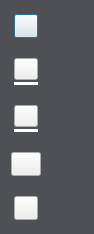
This is SoftTerminal/forms/STWBVToolbar.ui in sunpu/softterminal as Qt 5 draws it before an edit. The edited form follows.
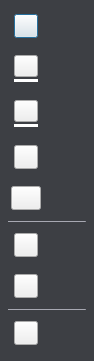
This is the edited form. Icons and pictures are not drawn.

What changed in the file:
```diff
--- a/SoftTerminal/forms/STWBVToolbar.ui
+++ b/SoftTerminal/forms/STWBVToolbar.ui
@@ -7,7 +7,7 @@
     <x>0</x>
     <y>0</y>
     <width>94</width>
-    <height>234</height>
+    <height>361</height>
    </rect>
   </property>
   <property name="maximumSize">
@@ -20,11 +20,11 @@
    <string>STWBVToolbar</string>
   </property>
   <property name="styleSheet">
-   <string notr="true">QDialog{background-color:rgba(61,63,68,0.7);/*border-radius:8px;*/}</string>
+   <string notr="true">QDialog{background-color:rgb(61,63,68);/*border-radius:8px;*/}</string>
   </property>
   <layout class="QVBoxLayout" name="verticalLayout">
    <property name="spacing">
-    <number>8</number>
+    <number>5</number>
    </property>
    <property name="leftMargin">
     <number>8</number>
@@ -221,61 +221,6 @@
      </layout>
     </widget>
    </item>
-   <item>
-    <widget class="QWidget" name="widCloud" native="true">
-     <property name="minimumSize">
-      <size>
-       <width>36</width>
-       <height>36</height>
-      </size>
-     </property>
-     <property name="maximumSize">
-      <size>
-       <width>36</width>
-       <height>36</height>
-      </size>
-     </property>
-     <layout class="QVBoxLayout" name="verticalLayout_6">
-      <property name="spacing">
-       <number>0</number>
-      </property>
-      <property name="leftMargin">
-       <number>3</number>
-      </property>
-      <property name="topMargin">
-       <number>6</number>
-      </property>
-      <property name="rightMargin">
-       <number>3</number>
-      </property>
-      <property name="bottomMargin">
-       <number>6</number>
-      </property>
-      <item>
-       <widget class="QPushButton" name="pbCloud">
-        <property name="minimumSize">
-         <size>
-          <width>30</width>
-          <height>24</height>
-         </size>
-        </property>
-        <property name="maximumSize">
-         <size>
-          <width>30</width>
-          <height>24</height>
-         </size>
-        </property>
-        <property name="styleSheet">
-         <string notr="true">border-image: url(:/SoftTerminal/images/cloud_focus.png);</string>
-        </property>
-        <property name="text">
-         <string/>
-        </property>
-       </widget>
-      </item>
-     </layout>
-    </widget>
-   </item>
    <item>
     <widget class="QWidget" name="widDelete" native="true">
      <property name="maximumSize">
@@ -325,6 +270,276 @@
      </layout>
     </widget>
    </item>
+   <item>
+    <widget class="QWidget" name="widCloud" native="true">
+     <property name="minimumSize">
+      <size>
+       <width>36</width>
+       <height>36</height>
+      </size>
+     </property>
+     <property name="maximumSize">
+      <size>
+       <width>36</width>
+       <height>36</height>
+      </size>
+     </property>
+     <layout class="QVBoxLayout" name="verticalLayout_6">
+      <property name="spacing">
+       <number>0</number>
+      </property>
+      <property name="leftMargin">
+       <number>3</number>
+      </property>
+      <property name="topMargin">
+       <number>6</number>
+      </property>
+      <property name="rightMargin">
+       <number>3</number>
+      </property>
+      <property name="bottomMargin">
+       <number>6</number>
+      </property>
+      <item>
+       <widget class="QPushButton" name="pbCloud">
+        <property name="minimumSize">
+         <size>
+          <width>30</width>
+          <height>24</height>
+         </size>
+        </property>
+        <property name="maximumSize">
+         <size>
+          <width>30</width>
+          <height>24</height>
+         </size>
+        </property>
+        <property name="styleSheet">
+         <string notr="true">border-image: url(:/SoftTerminal/images/cloud.png);</string>
+        </property>
+        <property name="text">
+         <string/>
+        </property>
+       </widget>
+      </item>
+     </layout>
+    </widget>
+   </item>
+   <item>
+    <widget class="Line" name="line">
+     <property name="minimumSize">
+      <size>
+       <width>0</width>
+       <height>1</height>
+      </size>
+     </property>
+     <property name="maximumSize">
+      <size>
+       <width>16777215</width>
+       <height>1</height>
+      </size>
+     </property>
+     <property name="styleSheet">
+      <string notr="true">background-color: rgb(145, 146, 155);</string>
+     </property>
+     <property name="frameShadow">
+      <enum>QFrame::Sunken</enum>
+     </property>
+     <property name="lineWidth">
+      <number>1</number>
+     </property>
+     <property name="orientation">
+      <enum>Qt::Horizontal</enum>
+     </property>
+    </widget>
+   </item>
+   <item>
+    <widget class="QWidget" name="widInvite" native="true">
+     <property name="minimumSize">
+      <size>
+       <width>36</width>
+       <height>36</height>
+      </size>
+     </property>
+     <property name="maximumSize">
+      <size>
+       <width>36</width>
+       <height>36</height>
+      </size>
+     </property>
+     <layout class="QVBoxLayout" name="verticalLayout_7">
+      <property name="spacing">
+       <number>0</number>
+      </property>
+      <property name="leftMargin">
+       <number>6</number>
+      </property>
+      <property name="topMargin">
+       <number>6</number>
+      </property>
+      <property name="rightMargin">
+       <number>6</number>
+      </property>
+      <property name="bottomMargin">
+       <number>6</number>
+      </property>
+      <item>
+       <widget class="QPushButton" name="pbInvite">
+        <property name="minimumSize">
+         <size>
+          <width>24</width>
+          <height>24</height>
+         </size>
+        </property>
+        <property name="maximumSize">
+         <size>
+          <width>24</width>
+          <height>24</height>
+         </size>
+        </property>
+        <property name="styleSheet">
+         <string notr="true">border-image: url(:/SoftTerminal/images/invite.png);</string>
+        </property>
+        <property name="text">
+         <string/>
+        </property>
+       </widget>
+      </item>
+     </layout>
+    </widget>
+   </item>
+   <item>
+    <widget class="QWidget" name="widRoster" native="true">
+     <property name="minimumSize">
+      <size>
+       <width>36</width>
+       <height>36</height>
+      </size>
+     </property>
+     <property name="maximumSize">
+      <size>
+       <width>36</width>
+       <height>36</height>
+      </size>
+     </property>
+     <layout class="QVBoxLayout" name="verticalLayout_8">
+      <property name="spacing">
+       <number>0</number>
+      </property>
+      <property name="leftMargin">
+       <number>6</number>
+      </property>
+      <property name="topMargin">
+       <number>6</number>
+      </property>
+      <property name="rightMargin">
+       <number>6</number>
+      </property>
+      <property name="bottomMargin">
+       <number>6</number>
+      </property>
+      <item>
+       <widget class="QPushButton" name="pbRoster">
+        <property name="minimumSize">
+         <size>
+          <width>24</width>
+          <height>24</height>
+         </size>
+        </property>
+        <property name="maximumSize">
+         <size>
+          <width>24</width>
+          <height>24</height>
+         </size>
+        </property>
+        <property name="styleSheet">
+         <string notr="true">border-image: url(:/SoftTerminal/images/roster.png);</string>
+        </property>
+        <property name="text">
+         <string/>
+        </property>
+       </widget>
+      </item>
+     </layout>
+    </widget>
+   </item>
+   <item>
+    <widget class="Line" name="line_2">
+     <property name="minimumSize">
+      <size>
+       <width>0</width>
+       <height>1</height>
+      </size>
+     </property>
+     <property name="maximumSize">
+      <size>
+       <width>16777215</width>
+       <height>1</height>
+      </size>
+     </property>
+     <property name="styleSheet">
+      <string notr="true">background-color: rgb(145, 146, 155);</string>
+     </property>
+     <property name="orientation">
+      <enum>Qt::Horizontal</enum>
+     </property>
+    </widget>
+   </item>
+   <item>
+    <widget class="QWidget" name="widDeleteCourse" native="true">
+     <property name="minimumSize">
+      <size>
+       <width>36</width>
+       <height>36</height>
+      </size>
+     </property>
+     <property name="maximumSize">
+      <size>
+       <width>36</width>
+       <height>36</height>
+      </size>
+     </property>
+     <layout class="QVBoxLayout" name="verticalLayout_9">
+      <property name="spacing">
+       <number>0</number>
+      </property>
+      <property name="leftMargin">
+       <number>6</number>
+      </property>
+      <property name="topMargin">
+       <number>6</number>
+      </property>
+      <property name="rightMargin">
+       <number>6</number>
+      </property>
+      <property name="bottomMargin">
+       <number>6</number>
+      </property>
+      <item>
+       <widget class="QPushButton" name="pbDeleteCourse">
+        <property name="minimumSize">
+         <size>
+          <width>24</width>
+          <height>24</height>
+         </size>
+        </property>
+        <property name="maximumSize">
+         <size>
+          <width>24</width>
+          <height>24</height>
+         </size>
+        </property>
+        <property name="styleSheet">
+         <string notr="true">border-image: url(:/SoftTerminal/images/delete_course.png);</string>
+        </property>
+        <property name="text">
+         <string/>
+        </property>
+       </widget>
+      </item>
+     </layout>
+    </widget>
+   </item>
   </layout>
  </widget>
  <resources>
```
